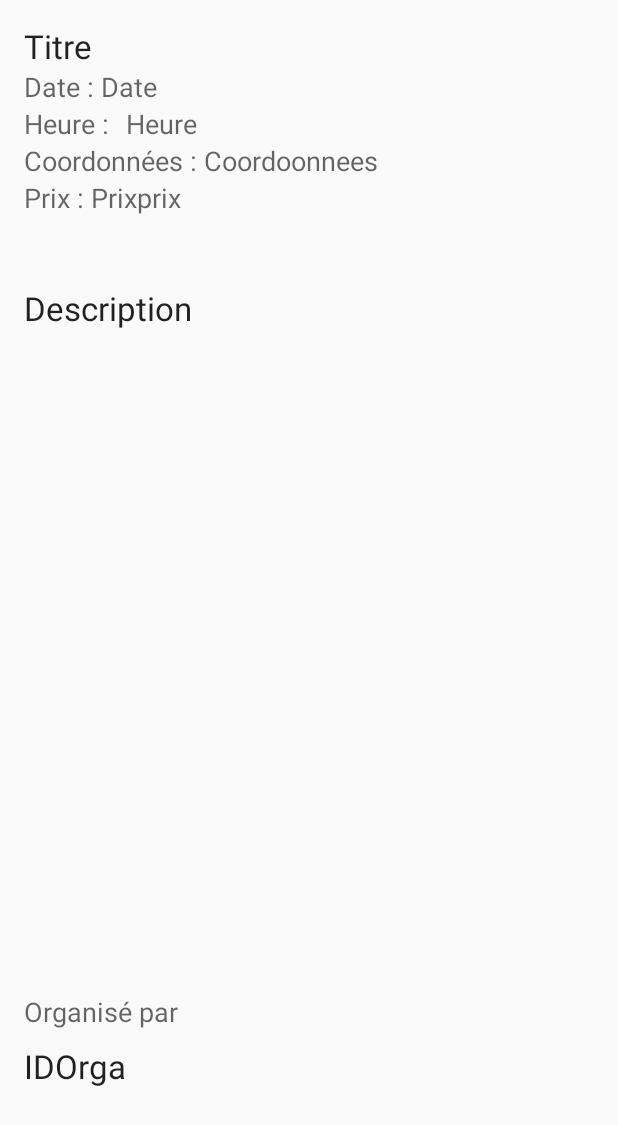
After one commit to Nomeji/PartyHard, an Android app: the layout activity_affichage_soiree.xml on its own in the app's theme, with its tools: preview values and no code run, on a phone screen of 412 x 824 dp. The commit adds this screen. Shown: the top 1125 px of the screen. Run offline under Robolectric (Android 15) with nearby library versions, the phone set to English and light mode, and no system bars.

Commit message:
Changement sélection d'une soirée par un ListView Affichage détaillé d'une soirée lorsque sélection par la ListView

```diff
--- /dev/null
+++ b/app/src/main/res/layout/activity_affichage_soiree.xml
@@ -0,0 +1,145 @@
+<?xml version="1.0" encoding="utf-8"?>
+<RelativeLayout xmlns:android="http://schemas.android.com/apk/res/android"
+    xmlns:tools="http://schemas.android.com/tools"
+    android:layout_width="match_parent"
+    android:layout_height="match_parent"
+    android:paddingBottom="@dimen/activity_vertical_margin"
+    android:paddingLeft="@dimen/activity_horizontal_margin"
+    android:paddingRight="@dimen/activity_horizontal_margin"
+    android:paddingTop="@dimen/activity_vertical_margin"
+    tools:context="amaury.test1.AffichageSoiree">
+
+    <TextView
+        android:layout_width="wrap_content"
+        android:layout_height="wrap_content"
+        android:textAppearance="?android:attr/textAppearanceLarge"
+        android:text="Titre"
+        android:id="@+id/tvAffTitre"
+        android:layout_alignParentTop="true"
+        android:layout_alignParentLeft="true"
+        android:layout_alignParentStart="true" />
+
+    <TextView
+        android:layout_width="wrap_content"
+        android:layout_height="wrap_content"
+        android:textAppearance="?android:attr/textAppearanceMedium"
+        android:text="Date"
+        android:id="@+id/tvAffDate"
+        android:layout_below="@+id/tvAffTitre"
+        android:layout_toRightOf="@+id/tvAffDateAf"
+        android:layout_toEndOf="@+id/tvAffDateAf" />
+
+    <TextView
+        android:layout_width="wrap_content"
+        android:layout_height="wrap_content"
+        android:textAppearance="?android:attr/textAppearanceMedium"
+        android:text="Heure"
+        android:id="@+id/tvAffHeure"
+        android:layout_below="@+id/tvAffDate"
+        android:layout_toRightOf="@+id/tvAffIDOrga"
+        android:layout_toEndOf="@+id/tvAffIDOrga" />
+
+    <ImageView
+        android:layout_width="wrap_content"
+        android:layout_height="wrap_content"
+        android:id="@+id/ivAffImage"
+        android:layout_alignParentTop="true"
+        android:layout_alignParentRight="true"
+        android:layout_alignParentEnd="true" />
+
+    <TextView
+        android:layout_width="wrap_content"
+        android:layout_height="wrap_content"
+        android:textAppearance="?android:attr/textAppearanceLarge"
+        android:text="Description"
+        android:id="@+id/tvAffDesc"
+        android:layout_marginTop="71dp"
+        android:layout_below="@+id/tvAffCoor"
+        android:layout_alignParentLeft="true"
+        android:layout_alignParentStart="true"
+        android:layout_alignParentRight="true"
+        android:layout_alignParentEnd="true" />
+
+    <TextView
+        android:layout_width="wrap_content"
+        android:layout_height="wrap_content"
+        android:textAppearance="?android:attr/textAppearanceMedium"
+        android:text="Organisé par"
+        android:id="@+id/tvAffOrgaPar"
+        android:layout_marginBottom="121dp"
+        android:layout_alignParentBottom="true"
+        android:layout_alignParentLeft="true"
+        android:layout_alignParentStart="true" />
+
+    <TextView
+        android:layout_width="wrap_content"
+        android:layout_height="wrap_content"
+        android:textAppearance="?android:attr/textAppearanceMedium"
+        android:text="Coordoonnees"
+        android:id="@+id/tvAffCoor"
+        android:layout_below="@+id/tvAffHeure"
+        android:layout_toRightOf="@+id/tvAffCoorAf"
+        android:layout_toEndOf="@+id/tvAffCoorAf" />
+
+    <TextView
+        android:layout_width="wrap_content"
+        android:layout_height="wrap_content"
+        android:textAppearance="?android:attr/textAppearanceLarge"
+        android:text="IDOrga"
+        android:id="@+id/tvAffIDOrga"
+        android:layout_alignTop="@+id/tvAffOrgaPar"
+        android:layout_alignParentLeft="true"
+        android:layout_alignParentStart="true"
+        android:layout_marginTop="34dp" />
+
+    <TextView
+        android:layout_width="wrap_content"
+        android:layout_height="wrap_content"
+        android:textAppearance="?android:attr/textAppearanceMedium"
+        android:text="Prix : "
+        android:id="@+id/tvAffPrixAf"
+        android:layout_below="@+id/tvAffCoor"
+        android:layout_alignParentLeft="true"
+        android:layout_alignParentStart="true" />
+
+    <TextView
+        android:layout_width="wrap_content"
+        android:layout_height="wrap_content"
+        android:textAppearance="?android:attr/textAppearanceMedium"
+        android:text="Prixprix"
+        android:id="@+id/tvAffPrix"
+        android:layout_alignTop="@+id/tvAffPrixAf"
+        android:layout_toRightOf="@+id/tvAffPrixAf"
+        android:layout_toEndOf="@+id/tvAffPrixAf" />
+
+    <TextView
+        android:layout_width="wrap_content"
+        android:layout_height="wrap_content"
+        android:textAppearance="?android:attr/textAppearanceMedium"
+        android:text="Date : "
+        android:id="@+id/tvAffDateAf"
+        android:layout_above="@+id/tvAffHeure"
+        android:layout_alignParentLeft="true"
+        android:layout_alignParentStart="true" />
+
+    <TextView
+        android:layout_width="wrap_content"
+        android:layout_height="wrap_content"
+        android:textAppearance="?android:attr/textAppearanceMedium"
+        android:text="Heure : "
+        android:id="@+id/tvAffHeureAf"
+        android:layout_alignTop="@+id/tvAffHeure"
+        android:layout_alignParentLeft="true"
+        android:layout_alignParentStart="true" />
+
+    <TextView
+        android:layout_width="wrap_content"
+        android:layout_height="wrap_content"
+        android:textAppearance="?android:attr/textAppearanceMedium"
+        android:text="Coordonnées : "
+        android:id="@+id/tvAffCoorAf"
+        android:layout_above="@+id/tvAffPrixAf"
+        android:layout_alignParentLeft="true"
+        android:layout_alignParentStart="true" />
+
+</RelativeLayout>
```
Also changed, not shown: app/src/main/AndroidManifest.xml (+4 -3 lines), app/src/main/java/amaury/test1/AffichageSoiree.java (added, +56 -0 lines), app/src/main/java/amaury/test1/VueOptions.java (+69 -6 lines), app/src/main/res/layout/activity_options.xml (+4 -41 lines), app/src/main/res/xml/affichageitem.xml (added, +39 -0 lines), 1 other file.
